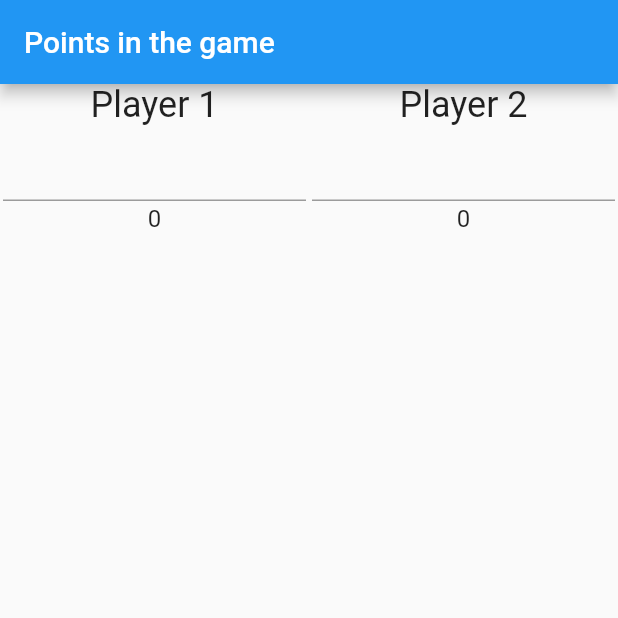
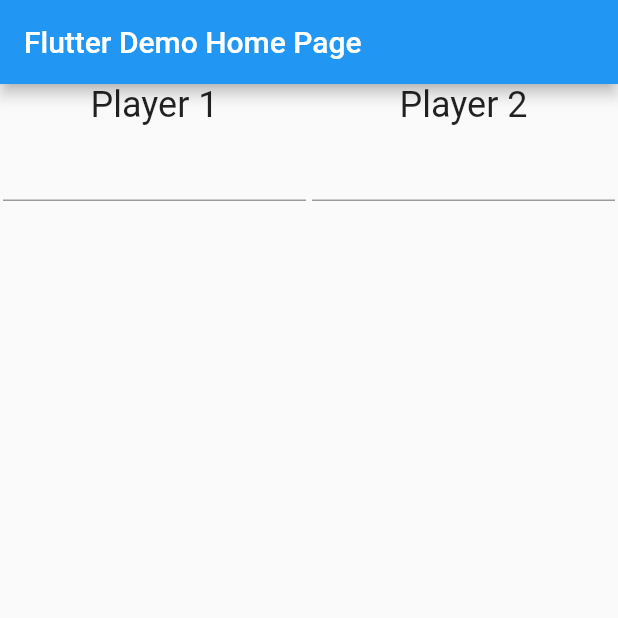
Before and after one commit to Lesrac/pointcounter, a Flutter app: the screen it shows after launch, on a phone screen of 412 x 824 dp, the top half of it. Run offline on Flutter 3.47's test engine with Material 2 defaults, Android fonts, the phone set to English and light mode, and no system bars.

Commit message:
Revert "count the points for each player"
This reverts commit 3f346fb7da999032179b52fd2f641e7494fa0858.

```diff
--- a/lib/main.dart
+++ b/lib/main.dart
@@ -2,7 +2,6 @@ import 'dart:collection';
 
 import 'package:flutter/material.dart';
 import 'package:pointcounter/player.dart';
-import 'package:screen/screen.dart';
 
 void main() => runApp(MyApp());
 
@@ -14,7 +13,7 @@ class MyApp extends StatelessWidget {
       theme: ThemeData(
         primarySwatch: Colors.blue,
       ),
-      home: MyHomePage(title: 'Points in the game'),
+      home: MyHomePage(title: 'Flutter Demo Home Page'),
     );
   }
 }
@@ -32,19 +31,10 @@ class _MyHomePageState extends State<MyHomePage> {
   List<Player> _players = [];
   List<TextEditingController> _controllers = [];
   LinkedHashMap _playerRows = new LinkedHashMap<Player, List<Row>>();
-  final FocusNode _focusNode = FocusNode();
 
   @override
   void initState() {
     super.initState();
-    Screen.keepOn(true);
-//    _focusNode.addListener(() {
-//      print("Focus node listener added");
-//      print("has focus: ${_focusNode.hasFocus}");
-//      if(!_focusNode.hasFocus) {
-//        _setState("focus changed");
-//      }
-//    });
     _initPlayers();
   }
 
@@ -72,26 +62,12 @@ class _MyHomePageState extends State<MyHomePage> {
         ],
       ));
       rows.addAll(buildRows(player));
-      rows.add(Row(
-        children: <Widget>[
-          Text(
-            _countPoints(player),
-            style: Theme.of(context).textTheme.subhead,
-          )
-        ],
-      ));
       _playerRows[player] = rows.toList();
       columns.add(Column(
         children: _playerRows[player], //[listViewBuild(player)],
       ));
     }
     return columns;
-  }
-
-  String _countPoints(Player player) {
-    var sum = 0;
-    player.points.forEach((point) => sum += point);
-    return sum.toString();
   }
 
   Widget listViewBuild(Player player) {
@@ -115,16 +91,13 @@ class _MyHomePageState extends State<MyHomePage> {
   List<Row> buildRows(Player player) {
     List<Row> rows = [];
     int index = 0;
-    for (; index < player.points.length; index++) {
+    for(; index < player.points.length; index++) {
       rows.add(Row(
         children: <Widget>[
           Container(
               padding: EdgeInsets.all(2.0),
               width: MediaQuery.of(context).size.width / _players.length,
               child: TextField(
-                onSubmitted: (sub) => _setState("Submitted"),
-                onEditingComplete: () => _setState("Editing Complete"),
-                focusNode: _focusNode,
                 keyboardType: TextInputType.number,
                 controller: _createController(player, index),
               )),
@@ -155,7 +128,7 @@ class _MyHomePageState extends State<MyHomePage> {
         int newValue = int.parse(textEditingController.text);
         if (player.points.length <= index) {
           player.points.add(newValue);
-          // _addColumnForPlayer(player);
+          _addColumnForPlayer(player);
         } else {
           player.points[index] = newValue;
         }
@@ -164,18 +137,7 @@ class _MyHomePageState extends State<MyHomePage> {
     return textEditingController;
   }
 
-  int getMaxPlayerColumns() {
-    int maxColumns = 0;
-    _players.forEach((player) {
-      if (player.points.length - 1 > maxColumns) {
-        maxColumns = player.points.length - 1;
-      }
-    });
-    return maxColumns;
-  }
-
-  void _setState(String text) {
-    print(text);
+  void _addColumnForPlayer(Player player) {
     setState(() {});
   }
 
--- a/pubspec.yaml
+++ b/pubspec.yaml
@@ -23,7 +23,6 @@ dependencies:
   # The following adds the Cupertino Icons font to your application.
   # Use with the CupertinoIcons class for iOS style icons.
   cupertino_icons: ^0.1.2
-  screen: 0.0.5
 
 dev_dependencies:
   flutter_test:
```
